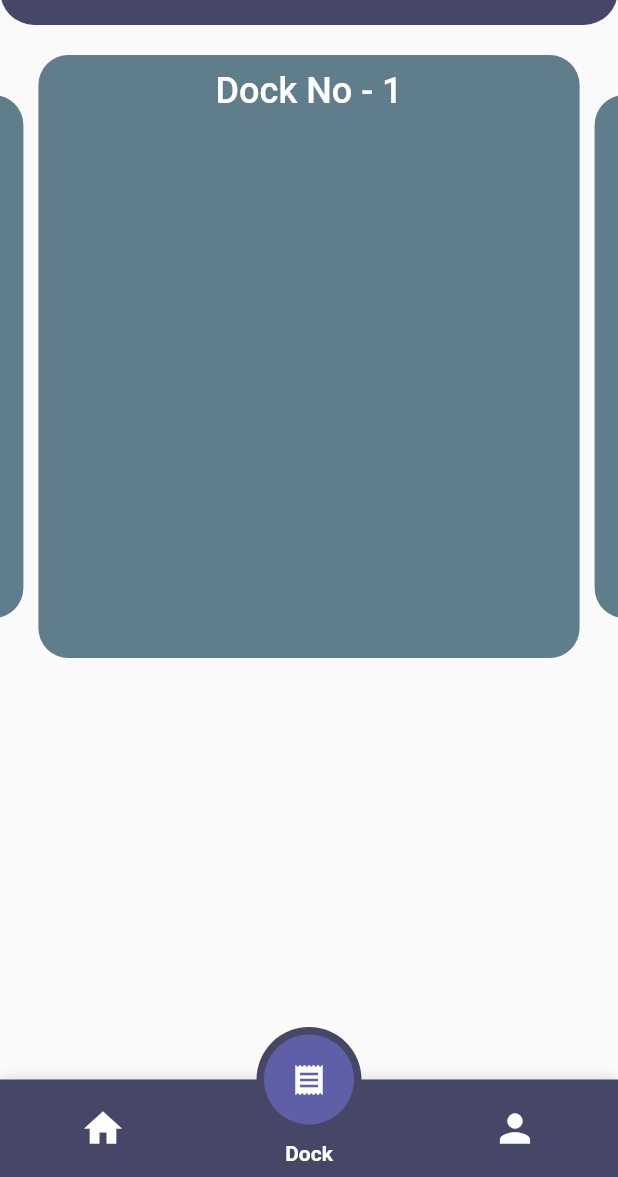
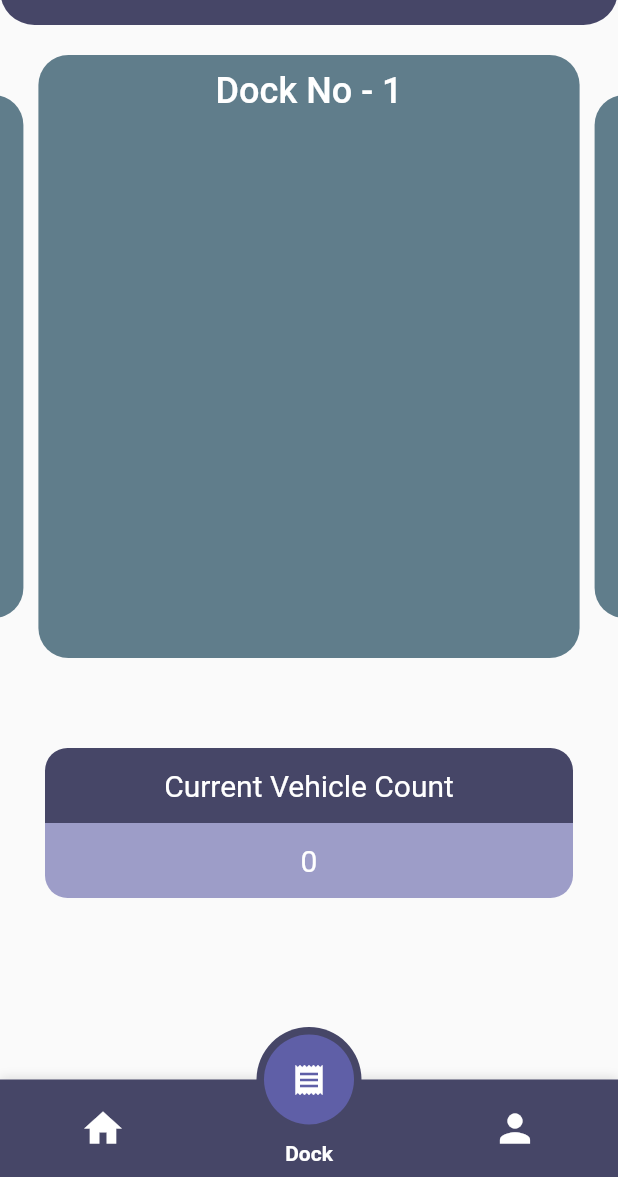
Before and after one commit to apexpre-dator/YardMaster, a Flutter app: the HomeScreen screen opened by its route, item 2 of the bottom bar chosen, on a phone screen of 412 x 824 dp, the part 59-1236 px from its top. Run offline on Flutter 3.47's test engine with Material 2 defaults, Android fonts, the phone set to English and light mode, and no system bars; drawn by our look-alikes of carousel_slider, motion_tab_bar_v2; our stand-ins replace cloud_firestore, custom_radio_grouped_button, dropdown_button2, firebase_auth, firebase_core, firebase_storage and 6 more; missing offline and left inert: giffy_dialog, qr_code_scanner, toggle_list; accounts and stored records are empty.

Commit message:
live count

```diff
--- a/lib/screens/home.dart
+++ b/lib/screens/home.dart
@@ -1,7 +1,9 @@
+import 'package:cloud_firestore/cloud_firestore.dart';
 import 'package:flutter/material.dart';
 import 'package:motion_tab_bar_v2/motion-tab-bar.dart';
 import 'package:motion_tab_bar_v2/motion-tab-controller.dart';
 import 'package:yms/colours.dart';
+import 'package:yms/custom.dart';
 
 import 'package:yms/screens/incomingRegistration.dart';
 import 'package:yms/screens/parkingScreen.dart';
@@ -93,20 +95,35 @@ class _HomeScreenState extends State<HomeScreen> with TickerProviderStateMixin {
                             bottomRight: Radius.circular(15),
                           ),
                         ),
-                        child: const Center(
+                        child: StreamBuilder(
+                          stream: FirebaseFirestore.instance
+                              .collection('vehicles')
+                              .snapshots(),
+                          builder: (context,
+                              AsyncSnapshot<QuerySnapshot<Map<String, dynamic>>>
+                                  snapshot) {
+                            if (snapshot.connectionState ==
+                                ConnectionState.waiting) {
+                              return const Center(
+                                child: CircularProgressIndicator(),
+                              );
+                            }
+                            return Center(
                               child: Text(
-                            '15',
+                                snapshot.data!.docs.length.toString(),
                                 textAlign: TextAlign.center,
-                            style: TextStyle(
+                                style: const TextStyle(
                                   color: Colors.white,
                                   fontSize: 20,
                                 ),
                               ),
+                            );
+                          },
                         ),
                       ),
                     ],
                   ),
-                  const SizedBox(height: 10),
+                  const SizedBox(height: 20),
                   GestureDetector(
                     onTap: () {
                       print('here');
--- a/lib/screens/yardScreen.dart
+++ b/lib/screens/yardScreen.dart
@@ -3,6 +3,7 @@ import 'package:flutter/material.dart';
 import 'package:carousel_slider/carousel_slider.dart';
 import 'package:giffy_dialog/giffy_dialog.dart';
 import 'package:step_progress_indicator/step_progress_indicator.dart';
+import 'package:yms/colours.dart';
 import 'package:yms/models/yard_vehicle_model.dart';
 
 class YardScreen extends StatefulWidget {
@@ -47,7 +48,9 @@ class _YardScreenState extends State<YardScreen> {
     CarouselController buttonCarouselController = CarouselController();
     return Scaffold(
       body: SafeArea(
-        child: Container(
+        child: Column(
+          children: [
+            Container(
               margin: const EdgeInsets.symmetric(vertical: 15),
               child: CarouselSlider(
                 items: [1, 2, 3, 4, 5].map((i) {
@@ -76,7 +79,8 @@ class _YardScreenState extends State<YardScreen> {
                                   .collection(i.toString())
                                   .snapshots(),
                               builder: (context,
-                              AsyncSnapshot<QuerySnapshot<Map<String, dynamic>>>
+                                  AsyncSnapshot<
+                                          QuerySnapshot<Map<String, dynamic>>>
                                       snapshot) {
                                 if (snapshot.connectionState ==
                                     ConnectionState.waiting) {
@@ -89,7 +93,8 @@ class _YardScreenState extends State<YardScreen> {
                                   shrinkWrap: true,
                                   itemCount: snapshot.data!.docs.length,
                                   itemBuilder: (context, index) {
-                                final snap = snapshot.data!.docs[index].data();
+                                    final snap =
+                                        snapshot.data!.docs[index].data();
 
                                     return Container(
                                       padding: const EdgeInsets.all(8.0),
@@ -101,7 +106,8 @@ class _YardScreenState extends State<YardScreen> {
                                             onTap: () {
                                               showDialog(
                                                 context: context,
-                                            builder: (dctx) => GiffyDialog.rive(
+                                                builder: (dctx) =>
+                                                    GiffyDialog.rive(
                                                   const RiveAnimation.network(
                                                     'https://cdn.rive.app/animations/vehicles.riv',
                                                     fit: BoxFit.cover,
@@ -109,14 +115,17 @@ class _YardScreenState extends State<YardScreen> {
                                                         child:
                                                             CircularProgressIndicator()),
                                                   ),
-                                              giffyBuilder: (context, rive) {
+                                                  giffyBuilder:
+                                                      (context, rive) {
                                                     return ClipRRect(
                                                       borderRadius:
-                                                      const BorderRadius.all(
-                                                          Radius.circular(20)),
+                                                          const BorderRadius
+                                                              .all(
+                                                              Radius.circular(
+                                                                  20)),
                                                       child: SizedBox(
-                                                    height:
-                                                        MediaQuery.of(context)
+                                                        height: MediaQuery.of(
+                                                                    context)
                                                                 .size
                                                                 .height *
                                                             0.2,
@@ -129,18 +138,22 @@ class _YardScreenState extends State<YardScreen> {
                                                     textAlign: TextAlign.center,
                                                   ),
                                                   content: Column(
-                                                mainAxisSize: MainAxisSize.min,
+                                                    mainAxisSize:
+                                                        MainAxisSize.min,
                                                     children: [
                                                       if (snap['step'] == 0)
                                                         const Text(
                                                             'Vehicle Dock In')
-                                                  else if (snap['step'] == 1)
+                                                      else if (snap['step'] ==
+                                                          1)
                                                         const Text(
                                                             'Start Vehicle Operations')
-                                                  else if (snap['step'] == 2)
+                                                      else if (snap['step'] ==
+                                                          2)
                                                         const Text(
                                                             'End Vehicle Operations')
-                                                  else if (snap['step'] == 3)
+                                                      else if (snap['step'] ==
+                                                          3)
                                                         const Text(
                                                             'Vehicle Dock Out')
                                                       else
@@ -149,8 +162,8 @@ class _YardScreenState extends State<YardScreen> {
                                                       if (snap['step'] < 4)
                                                         Padding(
                                                           padding:
-                                                          const EdgeInsets.all(
-                                                              8.0),
+                                                              const EdgeInsets
+                                                                  .all(8.0),
                                                           child: TextField(
                                                             controller:
                                                                 timing, //editing controller of this TextField
@@ -161,7 +174,8 @@ class _YardScreenState extends State<YardScreen> {
                                                               labelText:
                                                                   "Select Time", //label text of field
                                                               border:
-                                                              InputBorder.none,
+                                                                  InputBorder
+                                                                      .none,
                                                             ),
                                                             readOnly:
                                                                 true, //set it true, so that user will not able to edit text
@@ -170,8 +184,10 @@ class _YardScreenState extends State<YardScreen> {
                                                                   pickedTime =
                                                                   await showTimePicker(
                                                                 initialTime:
-                                                                TimeOfDay.now(),
-                                                            context: context,
+                                                                    TimeOfDay
+                                                                        .now(),
+                                                                context:
+                                                                    context,
                                                               );
 
                                                               if (pickedTime !=
@@ -259,14 +275,16 @@ class _YardScreenState extends State<YardScreen> {
                                                             "vNO": snap['vNo'],
                                                             "vRegNo":
                                                                 snap['vRegNo'],
-                                                        "dockInTime":
-                                                            snap['dockInTime'],
-                                                        "operationStartTime": snap[
+                                                            "dockInTime": snap[
+                                                                'dockInTime'],
+                                                            "operationStartTime":
+                                                                snap[
                                                                     'operationStartTime'],
-                                                        "operationEndTime": snap[
+                                                            "operationEndTime":
+                                                                snap[
                                                                     'operationEndTime'],
-                                                        "dockOutTime":
-                                                            snap['dockOutTime'],
+                                                            "dockOutTime": snap[
+                                                                'dockOutTime'],
                                                           });
 
                                                           await FirebaseFirestore
@@ -276,9 +294,11 @@ class _YardScreenState extends State<YardScreen> {
                                                               .delete();
                                                         }
 
-                                                    Navigator.pop(dctx, 'OK');
+                                                        Navigator.pop(
+                                                            dctx, 'OK');
                                                       },
-                                                  child: Text(snap['step'] == 4
+                                                      child: Text(
+                                                          snap['step'] == 4
                                                               ? 'Check Out'
                                                               : 'OK'),
                                                     ),
@@ -341,6 +361,76 @@ class _YardScreenState extends State<YardScreen> {
                 ),
               ),
             ),
+            const SizedBox(height: 20),
+            Padding(
+              padding: const EdgeInsets.symmetric(
+                horizontal: 30,
+                vertical: 20,
+              ),
+              child: Column(
+                children: [
+                  Container(
+                    height: 50,
+                    width: double.infinity,
+                    decoration: const BoxDecoration(
+                      color: darkColor,
+                      borderRadius: BorderRadius.only(
+                        topLeft: Radius.circular(15),
+                        topRight: Radius.circular(15),
+                      ),
+                    ),
+                    child: const Center(
+                      child: Text(
+                        'Current Vehicle Count',
+                        textAlign: TextAlign.center,
+                        style: TextStyle(
+                          color: Colors.white,
+                          fontSize: 20,
+                        ),
+                      ),
+                    ),
+                  ),
+                  Container(
+                    height: 50,
+                    width: double.infinity,
+                    decoration: BoxDecoration(
+                      color: lightColor,
+                      borderRadius: const BorderRadius.only(
+                        bottomLeft: Radius.circular(15),
+                        bottomRight: Radius.circular(15),
+                      ),
+                    ),
+                    child: StreamBuilder(
+                      stream: FirebaseFirestore.instance
+                          .collection(1.toString())
+                          .snapshots(),
+                      builder: (context,
+                          AsyncSnapshot<QuerySnapshot<Map<String, dynamic>>>
+                              snapshot) {
+                        if (snapshot.connectionState ==
+                            ConnectionState.waiting) {
+                          return const Center(
+                            child: CircularProgressIndicator(),
+                          );
+                        }
+                        return Center(
+                          child: Text(
+                            snapshot.data!.docs.length.toString(),
+                            textAlign: TextAlign.center,
+                            style: const TextStyle(
+                              color: Colors.white,
+                              fontSize: 20,
+                            ),
+                          ),
+                        );
+                      },
+                    ),
+                  ),
+                ],
+              ),
+            ),
+          ],
+        ),
       ),
     );
   }
```
Lines whose indentation alone changed are shown as unchanged.
